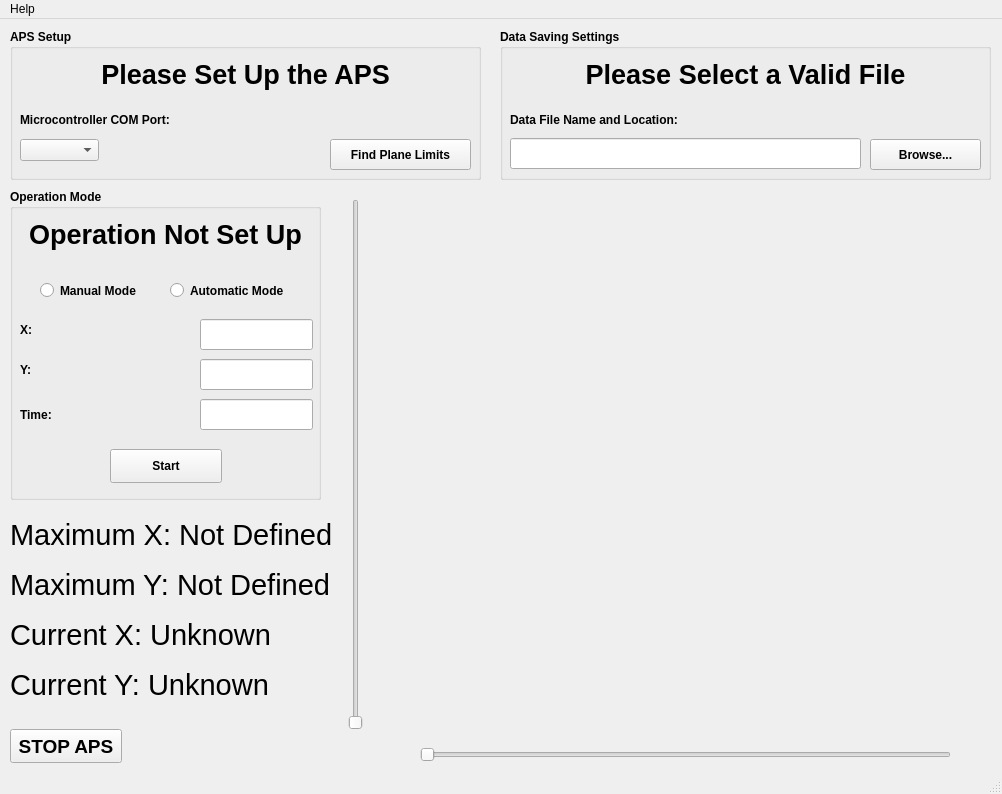
This is APS.ui in TeamAPS/APS as Qt 5 draws it before an edit. The edited form follows.
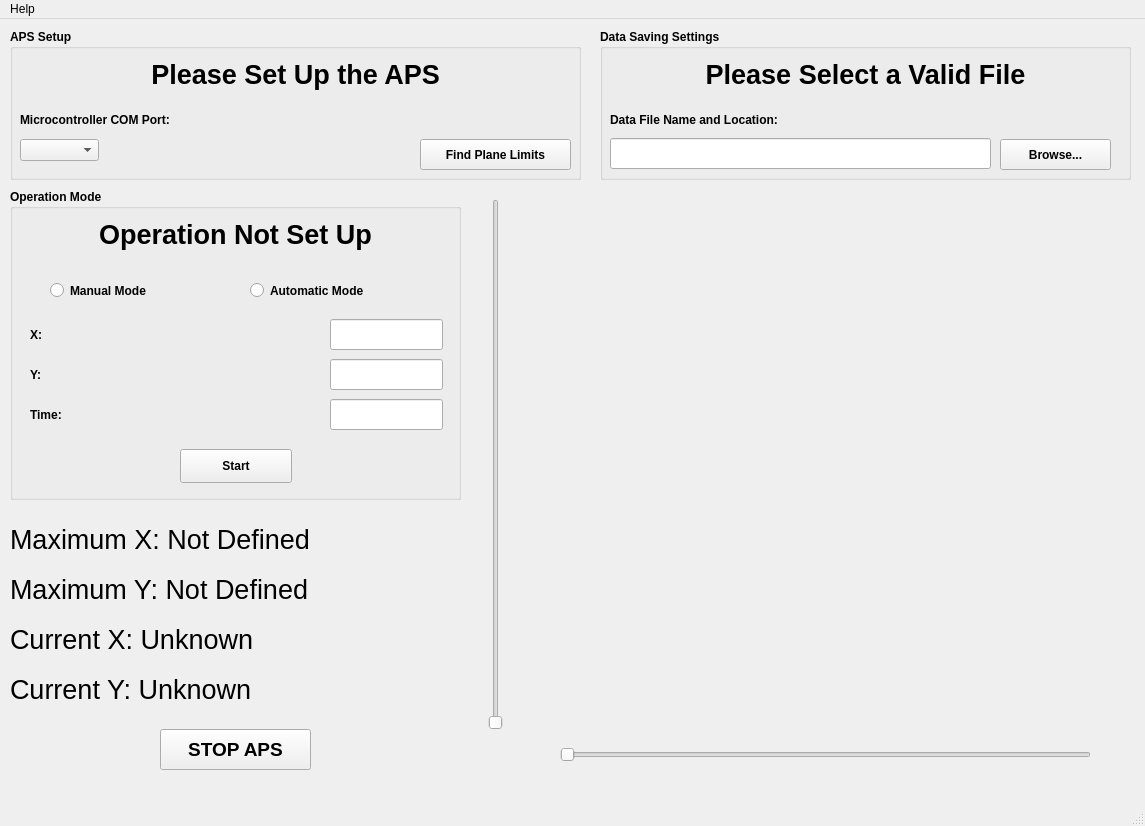
This is the edited form. Icons and pictures are not drawn.

Commit message: Fixed various issues and tested switches. Also made tiny changes to GUI

Patch:
```diff
--- a/APS.ui
+++ b/APS.ui
@@ -6,8 +6,8 @@
    <rect>
     <x>0</x>
     <y>0</y>
-    <width>1002</width>
-    <height>794</height>
+    <width>1145</width>
+    <height>826</height>
    </rect>
   </property>
   <property name="windowTitle">
@@ -23,7 +23,7 @@
      <rect>
       <x>10</x>
       <y>10</y>
-      <width>471</width>
+      <width>571</width>
       <height>151</height>
      </rect>
     </property>
@@ -63,7 +63,7 @@
       <rect>
        <x>10</x>
        <y>80</y>
-       <width>191</width>
+       <width>221</width>
        <height>21</height>
       </rect>
      </property>
@@ -77,9 +77,9 @@
     <widget class="QPushButton" name="findPlaneLimits">
      <property name="geometry">
       <rect>
-       <x>320</x>
+       <x>410</x>
        <y>110</y>
-       <width>141</width>
+       <width>151</width>
        <height>31</height>
       </rect>
      </property>
@@ -92,7 +92,7 @@
       <rect>
        <x>10</x>
        <y>20</y>
-       <width>451</width>
+       <width>551</width>
        <height>51</height>
       </rect>
      </property>
@@ -112,9 +112,9 @@
    <widget class="QGroupBox" name="dataSavingSettingsGroup">
     <property name="geometry">
      <rect>
-      <x>500</x>
+      <x>600</x>
       <y>10</y>
-      <width>491</width>
+      <width>531</width>
       <height>151</height>
      </rect>
     </property>
@@ -132,7 +132,7 @@
       <rect>
        <x>10</x>
        <y>109</y>
-       <width>351</width>
+       <width>381</width>
        <height>31</height>
       </rect>
      </property>
@@ -142,7 +142,7 @@
       <rect>
        <x>10</x>
        <y>80</y>
-       <width>211</width>
+       <width>251</width>
        <height>21</height>
       </rect>
      </property>
@@ -155,7 +155,7 @@
       <rect>
        <x>10</x>
        <y>20</y>
-       <width>471</width>
+       <width>511</width>
        <height>51</height>
       </rect>
      </property>
@@ -174,7 +174,7 @@
     <widget class="QPushButton" name="dataPathBrowse">
      <property name="geometry">
       <rect>
-       <x>370</x>
+       <x>400</x>
        <y>110</y>
        <width>111</width>
        <height>31</height>
@@ -190,7 +190,7 @@
      <rect>
       <x>10</x>
       <y>170</y>
-      <width>311</width>
+      <width>451</width>
       <height>311</height>
      </rect>
     </property>
@@ -206,9 +206,9 @@
     <widget class="QRadioButton" name="manualModeRadio">
      <property name="geometry">
       <rect>
-       <x>30</x>
+       <x>40</x>
        <y>90</y>
-       <width>121</width>
+       <width>151</width>
        <height>23</height>
       </rect>
      </property>
@@ -219,9 +219,9 @@
     <widget class="QRadioButton" name="autoModeRadio">
      <property name="geometry">
       <rect>
-       <x>160</x>
+       <x>240</x>
        <y>90</y>
-       <width>131</width>
+       <width>171</width>
        <height>23</height>
       </rect>
      </property>
@@ -234,7 +234,7 @@
       <rect>
        <x>10</x>
        <y>20</y>
-       <width>291</width>
+       <width>431</width>
        <height>51</height>
       </rect>
      </property>
@@ -253,10 +253,10 @@
     <widget class="QLabel" name="xOperationLabel">
      <property name="geometry">
       <rect>
-       <x>10</x>
+       <x>20</x>
        <y>130</y>
-       <width>171</width>
-       <height>21</height>
+       <width>301</width>
+       <height>31</height>
       </rect>
      </property>
      <property name="text">
@@ -266,10 +266,10 @@
     <widget class="QLabel" name="yOperationLabel">
      <property name="geometry">
       <rect>
-       <x>10</x>
+       <x>20</x>
        <y>170</y>
-       <width>171</width>
-       <height>21</height>
+       <width>301</width>
+       <height>31</height>
       </rect>
      </property>
      <property name="text">
@@ -279,7 +279,7 @@
     <widget class="QLineEdit" name="xOperationChoice">
      <property name="geometry">
       <rect>
-       <x>190</x>
+       <x>320</x>
        <y>130</y>
        <width>113</width>
        <height>31</height>
@@ -289,7 +289,7 @@
     <widget class="QLineEdit" name="yOperationChoice">
      <property name="geometry">
       <rect>
-       <x>190</x>
+       <x>320</x>
        <y>170</y>
        <width>113</width>
        <height>31</height>
@@ -299,7 +299,7 @@
     <widget class="QPushButton" name="operationStart">
      <property name="geometry">
       <rect>
-       <x>100</x>
+       <x>170</x>
        <y>260</y>
        <width>112</width>
        <height>34</height>
@@ -312,7 +312,7 @@
     <widget class="QLineEdit" name="operationTimeChoice">
      <property name="geometry">
       <rect>
-       <x>190</x>
+       <x>320</x>
        <y>210</y>
        <width>113</width>
        <height>31</height>
@@ -322,9 +322,9 @@
     <widget class="QLabel" name="operationTimeLabel">
      <property name="geometry">
       <rect>
-       <x>10</x>
+       <x>20</x>
        <y>210</y>
-       <width>171</width>
+       <width>301</width>
        <height>31</height>
       </rect>
      </property>
@@ -338,13 +338,13 @@
      <rect>
       <x>10</x>
       <y>500</y>
-      <width>331</width>
-      <height>31</height>
+      <width>461</width>
+      <height>41</height>
      </rect>
     </property>
     <property name="font">
      <font>
-      <pointsize>22</pointsize>
+      <pointsize>20</pointsize>
      </font>
     </property>
     <property name="text">
@@ -356,13 +356,13 @@
      <rect>
       <x>10</x>
       <y>550</y>
-      <width>331</width>
-      <height>31</height>
+      <width>461</width>
+      <height>41</height>
      </rect>
     </property>
     <property name="font">
      <font>
-      <pointsize>22</pointsize>
+      <pointsize>20</pointsize>
      </font>
     </property>
     <property name="text">
@@ -374,13 +374,13 @@
      <rect>
       <x>10</x>
       <y>600</y>
-      <width>331</width>
-      <height>31</height>
+      <width>461</width>
+      <height>41</height>
      </rect>
     </property>
     <property name="font">
      <font>
-      <pointsize>22</pointsize>
+      <pointsize>20</pointsize>
      </font>
     </property>
     <property name="text">
@@ -392,13 +392,13 @@
      <rect>
       <x>10</x>
       <y>650</y>
-      <width>331</width>
-      <height>31</height>
+      <width>461</width>
+      <height>41</height>
      </rect>
     </property>
     <property name="font">
      <font>
-      <pointsize>22</pointsize>
+      <pointsize>20</pointsize>
      </font>
     </property>
     <property name="text">
@@ -408,7 +408,7 @@
    <widget class="QLabel" name="APSlabeledPicture">
     <property name="geometry">
      <rect>
-      <x>380</x>
+      <x>520</x>
       <y>170</y>
       <width>611</width>
       <height>551</height>
@@ -421,7 +421,7 @@
    <widget class="QSlider" name="ySlider">
     <property name="geometry">
      <rect>
-      <x>340</x>
+      <x>480</x>
       <y>180</y>
       <width>31</width>
       <height>531</height>
@@ -434,7 +434,7 @@
    <widget class="QSlider" name="xSlider">
     <property name="geometry">
      <rect>
-      <x>420</x>
+      <x>560</x>
       <y>720</y>
       <width>531</width>
       <height>31</height>
@@ -447,10 +447,10 @@
    <widget class="QPushButton" name="emergencyStopButton">
     <property name="geometry">
      <rect>
-      <x>10</x>
+      <x>160</x>
       <y>710</y>
-      <width>112</width>
-      <height>34</height>
+      <width>151</width>
+      <height>41</height>
      </rect>
     </property>
     <property name="font">
@@ -471,8 +471,8 @@
     <rect>
      <x>0</x>
      <y>0</y>
-     <width>1002</width>
-     <height>21</height>
+     <width>1145</width>
+     <height>31</height>
     </rect>
    </property>
    <widget class="QMenu" name="menuHelp">
```
Left out of the diff: 8 changed lines with no effect on the pictures. The commit also changes 2 other files.
